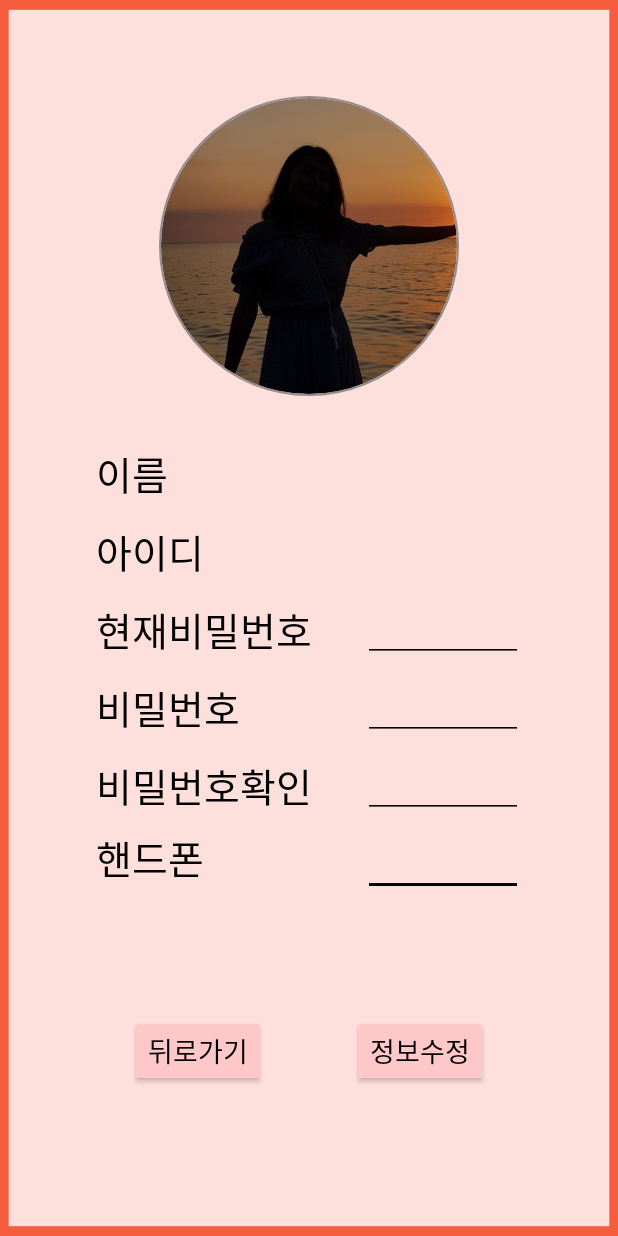
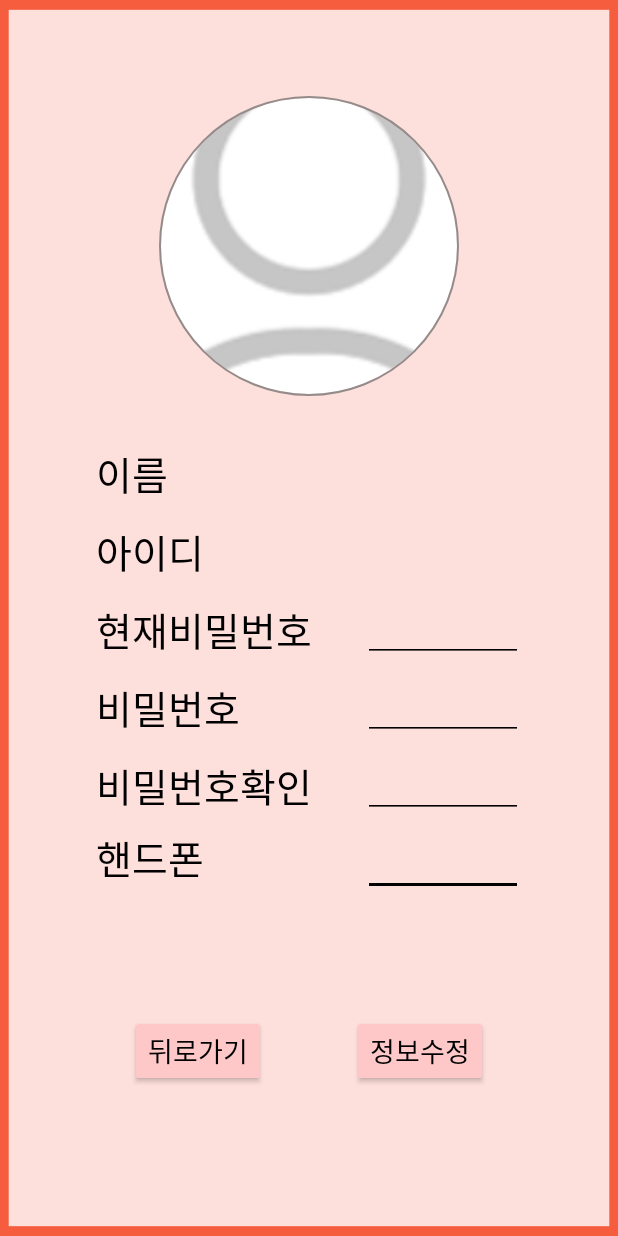
Before and after one commit to Yaneodoo/Bistroad_Application, an Android app: the InfoEdit screen opened directly, with no data from a screen before it, on a phone screen of 412 x 824 dp. Run offline under Robolectric (Android 15) with nearby library versions, the phone set to English and light mode, and no system bars; our stand-ins replace CircleImageView; libraries missing offline, so code that uses them is left out: com.gun0912.tedpermission.

Commit message:
Fix NaN error Edit push time

```diff
--- a/app/src/main/java/com/example/yaneodoo/CheckOutBistro.java
+++ b/app/src/main/java/com/example/yaneodoo/CheckOutBistro.java
@@ -118,6 +118,10 @@ public class CheckOutBistro extends Service {
                 if(count > 30 && distance > 0.001) {
                     msg = new Message();
                     handler.sendEmptyMessage(0);
+
+                    SharedPreferences.Editor editor = tk.edit();
+                    editor.putString("checkPush", "0");
+                    editor.commit();
                     count = 0;
                     stopForever();
                     break;
--- a/app/src/main/java/com/example/yaneodoo/Customer/ShowCustomerMenuInfo.java
+++ b/app/src/main/java/com/example/yaneodoo/Customer/ShowCustomerMenuInfo.java
@@ -102,7 +102,10 @@ public class ShowCustomerMenuInfo extends AppCompatActivity {
         TextView menuDescTxtView = (TextView) findViewById(R.id.menu_desc_txtView);
         menuDescTxtView.setText(menu.getDescription());
         TextView menuStarsTxtView = (TextView) findViewById(R.id.menu_stars_txtView);
-        menuStarsTxtView.setText(String.format("%.1f", Double.valueOf(menu.getStars())));
+        if(menu.getStars().equals("NaN"))
+            menuStarsTxtView.setText("0.0");
+        else
+            menuStarsTxtView.setText(String.format("%.1f", Double.valueOf(menu.getStars())));
 
         GetImage getMenuImage = new GetImage();
         if(menu.getPhoto()!=null){
--- a/app/src/main/java/com/example/yaneodoo/InfoEdit.java
+++ b/app/src/main/java/com/example/yaneodoo/InfoEdit.java
@@ -112,8 +112,8 @@ public class InfoEdit extends AppCompatActivity {
                 .build();
         service = mRetrofit.create(RetrofitService.class);
 
-        id.setText(idName);
-        name.setText(realname);
+        id.setText(realname);
+        name.setText(idName);
         phone.setText(phoneNum);
 
         // 이미지 업로드 버튼 클릭 리스너
--- a/app/src/main/java/com/example/yaneodoo/ListView/MenuListViewCustomerAdapter.java
+++ b/app/src/main/java/com/example/yaneodoo/ListView/MenuListViewCustomerAdapter.java
@@ -70,7 +70,10 @@ public class MenuListViewCustomerAdapter extends BaseAdapter {
         menuTextView.setText(listViewItem.getName());
         priceTextView.setText(listViewItem.getPrice().toString()+"원");
         descTextView.setText(listViewItem.getDescription());
-        scoreTextView.setText(String.format("%.1f", Double.valueOf(listViewItem.getStars())));
+        if(listViewItem.getStars().equals("NaN"))
+            scoreTextView.setText("0.0");
+        else
+            scoreTextView.setText(String.format("%.1f", Double.valueOf(listViewItem.getStars())));
         //scoreTextView.setText(listViewItem.getStars());
 
         convertView.setTag("" + position);
--- a/app/src/main/java/com/example/yaneodoo/ListView/MenuListViewOwnerAdapter.java
+++ b/app/src/main/java/com/example/yaneodoo/ListView/MenuListViewOwnerAdapter.java
@@ -73,7 +73,10 @@ public class MenuListViewOwnerAdapter extends BaseAdapter {
         menuTextView.setText(listViewItem.getName());
         priceTextView.setText(listViewItem.getPrice().toString()+"원");
         descTextView.setText(listViewItem.getDescription());
-        scoreTextView.setText(String.format("%.1f", Double.valueOf(listViewItem.getStars())));
+        if(listViewItem.getStars().equals("NaN"))
+            scoreTextView.setText("0.0");
+        else
+            scoreTextView.setText(String.format("%.1f", Double.valueOf(listViewItem.getStars())));
         orderCountTextView.setText("주문 횟수 : "+listViewItem.getOrderCount().toString());
 
         if(!listViewItem.isChecked()) convertView.setBackgroundResource(R.drawable.list_item_border);
--- a/app/src/main/java/com/example/yaneodoo/Owner/ShowOwnerMenuInfo.java
+++ b/app/src/main/java/com/example/yaneodoo/Owner/ShowOwnerMenuInfo.java
@@ -94,7 +94,10 @@ public class ShowOwnerMenuInfo extends AppCompatActivity {
         TextView menuDescTxtView = (TextView) findViewById(R.id.menu_desc_txtView);
         menuDescTxtView.setText(menu.getDescription());
         TextView menuStarsTxtView = (TextView) findViewById(R.id.menu_stars_txtView);
-        menuStarsTxtView.setText(String.format("%.1f", Double.valueOf(menu.getStars())));
+        if(menu.getStars().equals("NaN"))
+            menuStarsTxtView.setText("0.0");
+        else
+            menuStarsTxtView.setText(String.format("%.1f", Double.valueOf(menu.getStars())));
         TextView menuAmountTxtView = (TextView) findViewById(R.id.menu_orderedCnt_txtView);
         menuAmountTxtView.setText("주문 횟수 : "+menu.getOrderCount().toString());
 
--- a/app/src/main/java/com/example/yaneodoo/REST/RestGetUserInfo.java
+++ b/app/src/main/java/com/example/yaneodoo/REST/RestGetUserInfo.java
@@ -70,6 +70,7 @@ public class RestGetUserInfo extends AsyncTask<Integer, Void, String> {
                 editor.putString("fullName", name); //
                 editor.putString("role", role); //
                 editor.putString("id", id);
+                editor.putString("checkPush", "0");
                 editor.commit();
             }
             else{
--- a/app/src/main/res/layout/info_edit.xml
+++ b/app/src/main/res/layout/info_edit.xml
@@ -12,7 +12,7 @@
         android:layout_width="match_parent"
         android:layout_height="200dp"
         android:layout_marginTop="64dp"
-        android:src="@drawable/login_confirmed"
+        android:src="@drawable/mypage"
         app:civ_border_color="#FF948B8B"
         app:civ_border_width="1dp"
         app:layout_constraintEnd_toEndOf="parent"
```
Also changed, not shown: app/src/main/java/com/example/yaneodoo/GetCurrentGPSService.java (+9 -2 lines).
